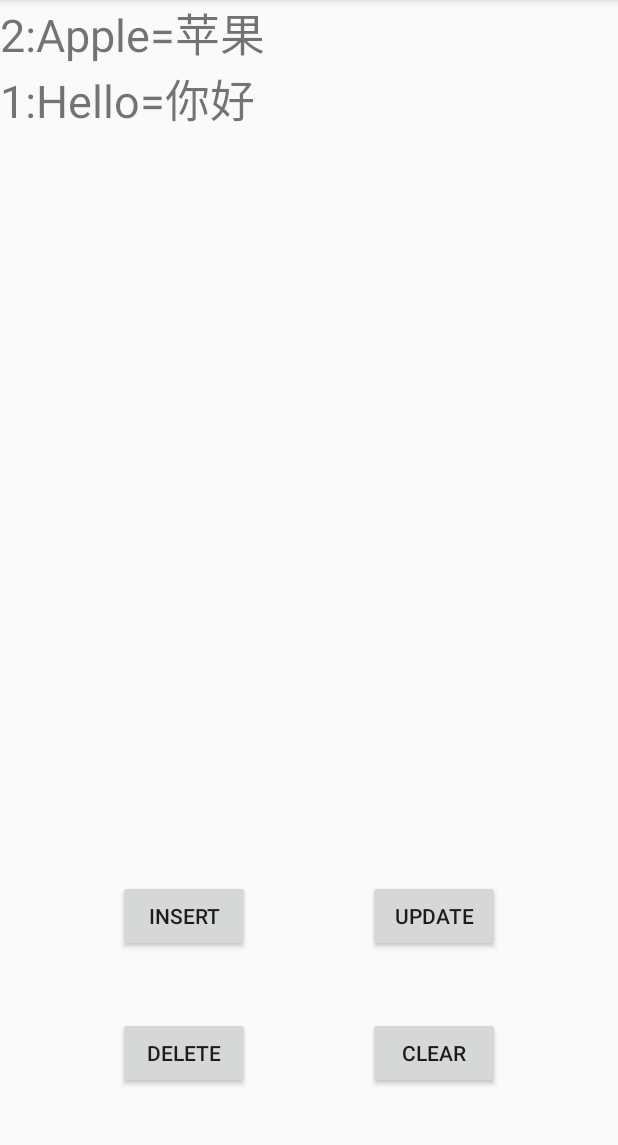
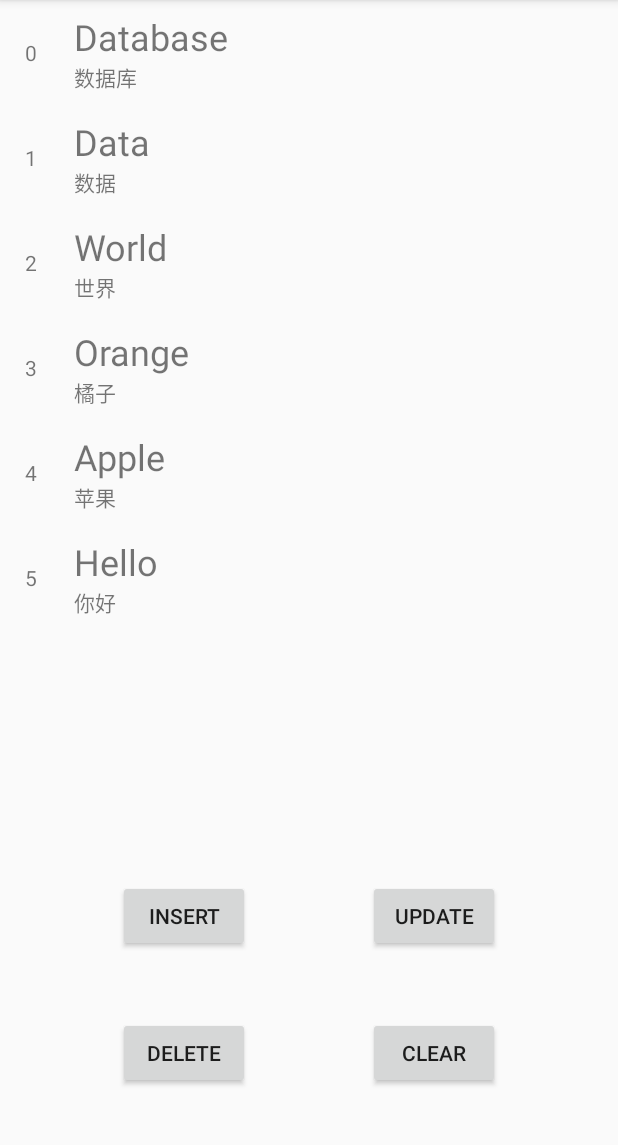
Before and after one commit to PurpleRabb/AndroidDemos, an Android app: the screen it shows after launch (MainActivity), after a tap on "INSERT", on a phone screen of 412 x 824 dp, the part 84-1229 px from its top. Run offline under Robolectric (Android 15) with nearby library versions, the light colour scheme and no system bars; our stand-ins replace Room's generated code.

Commit message:
改为recyclerview视图

```diff
--- a/app/build.gradle
+++ b/app/build.gradle
@@ -26,6 +26,7 @@ dependencies {
     implementation fileTree(dir: "libs", include: ["*.jar"])
     implementation 'androidx.appcompat:appcompat:1.1.0'
     implementation 'androidx.constraintlayout:constraintlayout:1.1.3'
+    implementation 'androidx.recyclerview:recyclerview:1.1.0'
     def room_version = "2.2.5"
 
     implementation "androidx.room:room-runtime:$room_version"
--- a/app/src/main/java/com/example/roombasic/MainActivity.java
+++ b/app/src/main/java/com/example/roombasic/MainActivity.java
@@ -5,11 +5,10 @@ import androidx.lifecycle.LiveData;
 import androidx.lifecycle.Observer;
 import androidx.lifecycle.SavedStateViewModelFactory;
 import androidx.lifecycle.ViewModelProvider;
-import androidx.room.Room;
+import androidx.recyclerview.widget.LinearLayoutManager;
+import androidx.recyclerview.widget.RecyclerView;
 
-import android.os.AsyncTask;
 import android.os.Bundle;
-import android.provider.ContactsContract;
 import android.view.View;
 import android.widget.Button;
 import android.widget.TextView;
@@ -17,46 +16,60 @@ import android.widget.TextView;
 import java.util.List;
 
 public class MainActivity extends AppCompatActivity {
-    WordDao wordDao;
-    WordDatabase wordDatabase;
     Button insertButton,updateButton,deleteButton,clearButton;
     TextView textView;
-    private LiveData<List<Word>> words;
     private DataBaseViewModel wordViewModel;
+    RecyclerView recyclerView;
+    MyAdapter myAdapter;
 
     @Override
     protected void onCreate(Bundle savedInstanceState) {
         super.onCreate(savedInstanceState);
         setContentView(R.layout.activity_main);
+        recyclerView = findViewById(R.id.recyclerview);
+        myAdapter = new MyAdapter();
+        recyclerView.setLayoutManager(new LinearLayoutManager(this));
+        recyclerView.setAdapter(myAdapter);
 
         insertButton = findViewById(R.id.insert);
         updateButton = findViewById(R.id.update);
         deleteButton = findViewById(R.id.delete);
         clearButton = findViewById(R.id.clear);
 
-        textView = findViewById(R.id.textView2);
+        textView = findViewById(R.id.textViewEnglish);
 
         wordViewModel = new ViewModelProvider(this,new SavedStateViewModelFactory(getApplication(),this))
                 .get(DataBaseViewModel.class);
-        words = wordViewModel.getAllWords();
-        words.observe(this, new Observer<List<Word>>() {
+        wordViewModel.getAllWords().observe(this, new Observer<List<Word>>() {
             @Override
             public void onChanged(List<Word> words) {
-                String text = "";
-                for (int i=0;i<words.size();i++) {
-                    Word word = words.get(i);
-                    text += word.getId() + ":" + word.getWord() + "=" + word.getMeaning() + "\n";
-                }
-                textView.setText(text);
+                myAdapter.setAllWords(words);
+                myAdapter.notifyDataSetChanged();
             }
         });
 
         insertButton.setOnClickListener(new View.OnClickListener() {
             @Override
             public void onClick(View view) {
-                Word word1 = new Word("Hello","你好");
-                Word word2 = new Word("Apple","苹果");
-                wordViewModel.insertWords(word1,word2);
+                String[] english_word = {
+                        "Hello",
+                        "Apple",
+                        "Orange",
+                        "World",
+                        "Data",
+                        "Database"
+                };
+                String[] chinese_meaning = {
+                        "你好",
+                        "苹果",
+                        "橘子",
+                        "世界",
+                        "数据",
+                        "数据库"
+                };
+                for(int i=0;i<english_word.length;i++) {
+                    wordViewModel.insertWords(new Word(english_word[i],chinese_meaning[i]));
+                }
             }
         });
 
--- /dev/null
+++ b/app/src/main/java/com/example/roombasic/MyAdapter.java
@@ -0,0 +1,58 @@
+package com.example.roombasic;
+
+import android.text.Layout;
+import android.view.LayoutInflater;
+import android.view.View;
+import android.view.ViewGroup;
+import android.widget.AdapterView;
+import android.widget.TextView;
+
+import androidx.annotation.NonNull;
+import androidx.recyclerview.widget.RecyclerView;
+
+import org.w3c.dom.Text;
+
+import java.util.ArrayList;
+import java.util.List;
+
+public class MyAdapter extends RecyclerView.Adapter<MyAdapter.MyViewHolder> {
+    List<Word> allWords = new ArrayList<>();
+
+    public void setAllWords(List<Word> allWords) {
+        this.allWords = allWords;
+    }
+
+    @NonNull
+    @Override
+    public MyViewHolder onCreateViewHolder(@NonNull ViewGroup parent, int viewType) {
+        LayoutInflater layoutInflater = LayoutInflater.from(parent.getContext());
+        View itemView = layoutInflater.inflate(R.layout.cell_normal,parent,false);
+        return new MyViewHolder(itemView);
+        //return null;
+    }
+
+    @Override
+    public void onBindViewHolder(@NonNull MyViewHolder holder, int position) {
+        //填充item的数据
+        Word word = allWords.get(position);
+        holder.textViewNum.setText(String.valueOf(position));
+        holder.textViewChinese.setText(word.getMeaning());
+        holder.textViewEnglish.setText(word.getWord());
+    }
+
+    @Override
+    public int getItemCount() {
+        return allWords.size();
+    }
+
+    static class MyViewHolder extends RecyclerView.ViewHolder {
+        TextView textViewNum,textViewEnglish,textViewChinese;
+
+        public MyViewHolder(@NonNull View itemView) {
+            super(itemView);
+            this.textViewNum = itemView.findViewById(R.id.textViewNum);
+            this.textViewEnglish = itemView.findViewById(R.id.textViewEnglish);
+            this.textViewChinese = itemView.findViewById(R.id.textViewChinese);
+        }
+    }
+}
--- a/app/src/main/res/layout/activity_main.xml
+++ b/app/src/main/res/layout/activity_main.xml
@@ -12,22 +12,6 @@
         android:layout_height="wrap_content"
         android:orientation="horizontal"
         app:layout_constraintGuide_percent="0.7" />
-
-    <ScrollView
-        android:layout_width="0dp"
-        android:layout_height="0dp"
-        app:layout_constraintBottom_toTopOf="@+id/guideline"
-        app:layout_constraintEnd_toEndOf="parent"
-        app:layout_constraintStart_toStartOf="parent"
-        app:layout_constraintTop_toTopOf="parent">
-
-        <TextView
-            android:id="@+id/textView2"
-            android:layout_width="match_parent"
-            android:layout_height="wrap_content"
-            android:text="TextView"
-            android:textSize="30sp" />
-    </ScrollView>
 
     <Button
         android:id="@+id/insert"
@@ -75,4 +59,13 @@
         app:layout_constraintStart_toEndOf="@+id/delete"
         app:layout_constraintTop_toTopOf="@+id/delete" />
 
+    <androidx.recyclerview.widget.RecyclerView
+        android:id="@+id/recyclerview"
+        android:layout_width="0dp"
+        android:layout_height="0dp"
+        app:layout_constraintBottom_toTopOf="@+id/guideline"
+        app:layout_constraintEnd_toEndOf="parent"
+        app:layout_constraintStart_toStartOf="parent"
+        app:layout_constraintTop_toTopOf="parent" />
+
 </androidx.constraintlayout.widget.ConstraintLayout>
--- /dev/null
+++ b/app/src/main/res/layout/cell_normal.xml
@@ -0,0 +1,56 @@
+<?xml version="1.0" encoding="utf-8"?>
+<androidx.constraintlayout.widget.ConstraintLayout xmlns:android="http://schemas.android.com/apk/res/android"
+    xmlns:app="http://schemas.android.com/apk/res-auto"
+    xmlns:tools="http://schemas.android.com/tools"
+    android:layout_width="match_parent"
+    android:layout_height="wrap_content">
+
+    <androidx.constraintlayout.widget.Guideline
+        android:id="@+id/guideline2"
+        android:layout_width="wrap_content"
+        android:layout_height="wrap_content"
+        android:orientation="vertical"
+        app:layout_constraintGuide_percent="0.1" />
+
+    <androidx.constraintlayout.widget.Guideline
+        android:id="@+id/guideline3"
+        android:layout_width="wrap_content"
+        android:layout_height="wrap_content"
+        android:orientation="vertical"
+        app:layout_constraintGuide_percent="0.85" />
+
+    <TextView
+        android:id="@+id/textViewNum"
+        android:layout_width="wrap_content"
+        android:layout_height="wrap_content"
+        android:text="TextView"
+        app:layout_constraintBottom_toBottomOf="parent"
+        app:layout_constraintEnd_toStartOf="@+id/guideline2"
+        app:layout_constraintStart_toStartOf="parent"
+        app:layout_constraintTop_toTopOf="parent"
+        tools:text="1" />
+
+    <TextView
+        android:id="@+id/textViewEnglish"
+        android:layout_width="wrap_content"
+        android:layout_height="wrap_content"
+        android:layout_marginStart="8dp"
+        android:layout_marginTop="8dp"
+        android:text="TextView"
+        android:textSize="24sp"
+        app:layout_constraintBottom_toTopOf="@+id/textViewChinese"
+        app:layout_constraintEnd_toStartOf="@+id/guideline3"
+        app:layout_constraintHorizontal_bias="0.0"
+        app:layout_constraintStart_toStartOf="@+id/guideline2"
+        app:layout_constraintTop_toTopOf="parent" />
+
+    <TextView
+        android:id="@+id/textViewChinese"
+        android:layout_width="wrap_content"
+        android:layout_height="wrap_content"
+        android:layout_marginBottom="8dp"
+        android:text="TextView"
+        app:layout_constraintBottom_toBottomOf="parent"
+        app:layout_constraintStart_toStartOf="@+id/textViewEnglish"
+        app:layout_constraintTop_toBottomOf="@+id/textViewEnglish" />
+</androidx.constraintlayout.widget.ConstraintLayout>
```
